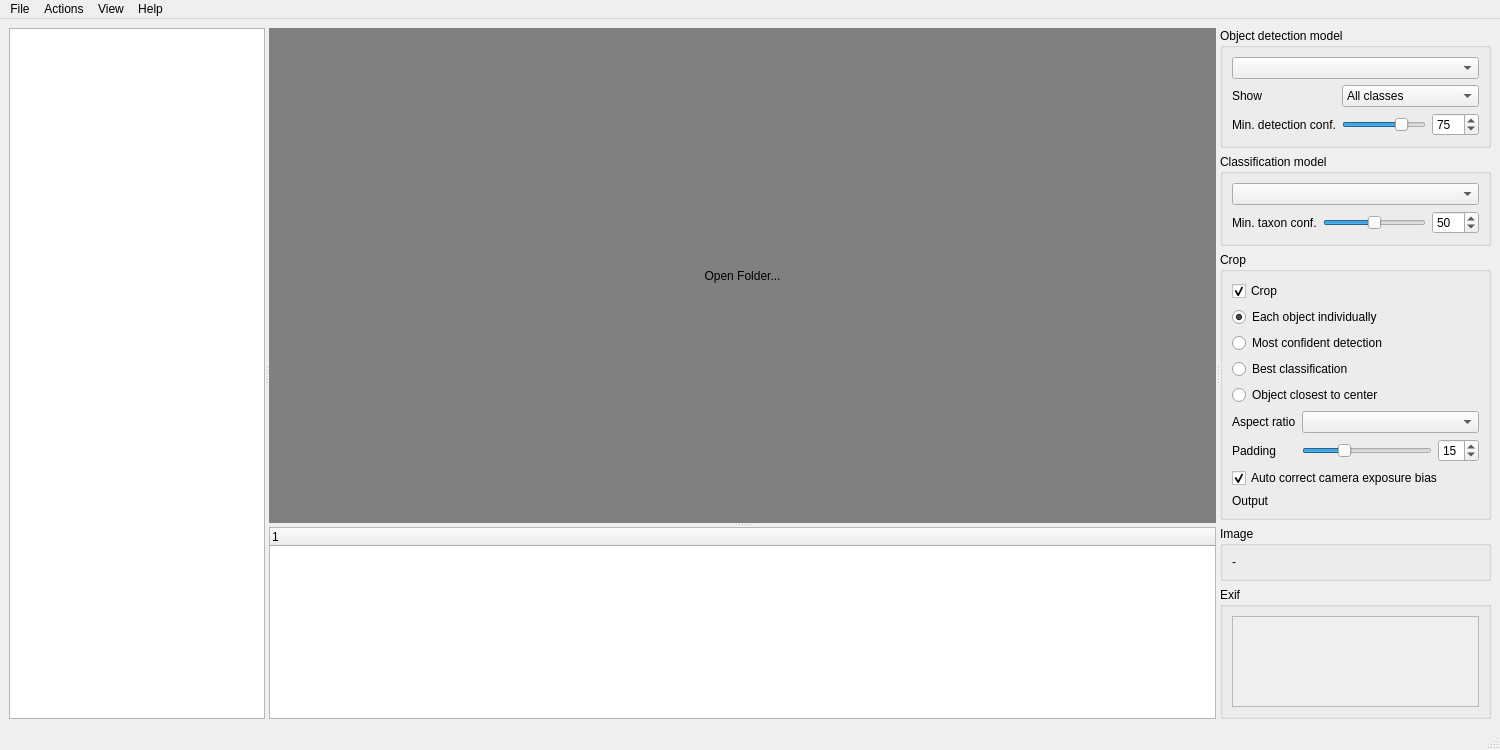
Qt form src/detectorist/detectorist_app_gui.ui (kenwer/detectorist) before a commit.
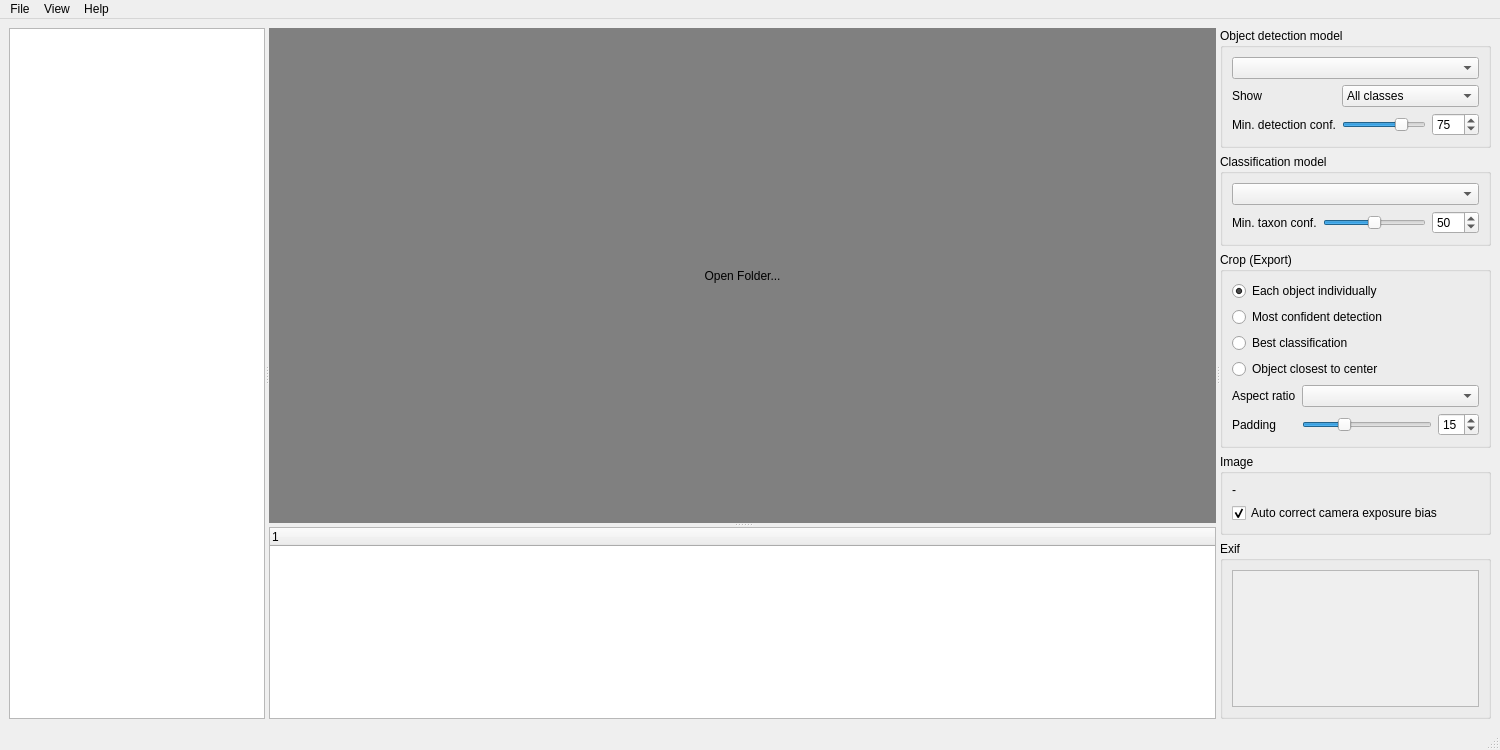
The same form after that commit. Custom widgets are drawn as their Qt base class.

Commit message: Replace the crop actions with an Export dialog

What changed in the file:
```diff
--- a/src/detectorist/detectorist_app_gui.ui
+++ b/src/detectorist/detectorist_app_gui.ui
@@ -258,23 +258,10 @@
         <item>
          <widget class="QGroupBox" name="crop_info_group_box">
           <property name="title">
-           <string>Crop</string>
+           <string>Crop (Export)</string>
           </property>
           <layout class="QGridLayout" name="grdlyt_crop">
            <item row="0" column="0" colspan="2">
-            <widget class="QCheckBox" name="cb_crop">
-             <property name="toolTip">
-              <string>Uncheck to export whole images, named like the crops</string>
-             </property>
-             <property name="text">
-              <string>Crop</string>
-             </property>
-             <property name="checked">
-              <bool>true</bool>
-             </property>
-            </widget>
-           </item>
-           <item row="1" column="0" colspan="2">
             <widget class="QRadioButton" name="rb_crop_all_detected_objects">
              <property name="toolTip">
               <string>Crops all detected objects into individual images</string>
@@ -290,7 +277,7 @@
              </attribute>
             </widget>
            </item>
-           <item row="2" column="0" colspan="2">
+           <item row="1" column="0" colspan="2">
             <widget class="QRadioButton" name="rb_crop_most_confident_detection">
              <property name="toolTip">
               <string>Crops only the detection the object detector is most confident about into a new image</string>
@@ -306,7 +293,7 @@
              </attribute>
             </widget>
            </item>
-           <item row="3" column="0" colspan="2">
+           <item row="2" column="0" colspan="2">
             <widget class="QRadioButton" name="rb_crop_best_classification">
              <property name="toolTip">
               <string>Crops only the best classified object into a new image: the deepest identified rank wins, then the highest score</string>
@@ -322,7 +309,7 @@
              </attribute>
             </widget>
            </item>
-           <item row="4" column="0" colspan="2">
+           <item row="3" column="0" colspan="2">
             <widget class="QRadioButton" name="rb_crop_centered_obj">
              <property name="toolTip">
               <string>Crops to the most centrally located of all detected objects only into a new image</string>
@@ -338,7 +325,7 @@
              </attribute>
             </widget>
            </item>
-           <item row="5" column="0">
+           <item row="4" column="0">
             <widget class="QLabel" name="crop_ratio_label">
              <property name="toolTip">
               <string>Aspect ratio for the crop</string>
@@ -348,14 +335,14 @@
              </property>
             </widget>
            </item>
-           <item row="5" column="1" colspan="2">
+           <item row="4" column="1" colspan="2">
             <widget class="QComboBox" name="crop_ratio_combo_box">
              <property name="toolTip">
               <string>Aspect ratio for the crop</string>
              </property>
             </widget>
            </item>
-           <item row="6" column="0">
+           <item row="5" column="0">
             <widget class="QLabel" name="padding_label">
              <property name="toolTip">
               <string>Adjusts the padding around detected objects as a percentage of the detection bounding box's width/height</string>
@@ -365,7 +352,7 @@
              </property>
             </widget>
            </item>
-           <item row="6" column="1">
+           <item row="5" column="1">
             <widget class="QSlider" name="padding_slider">
              <property name="enabled">
               <bool>true</bool>
@@ -396,7 +383,7 @@
              </property>
             </widget>
            </item>
-           <item row="6" column="2">
+           <item row="5" column="2">
             <widget class="QSpinBox" name="padding_spin_box">
              <property name="maximum">
               <number>50</number>
@@ -406,42 +393,6 @@
              </property>
             </widget>
            </item>
-           <item row="7" column="0" colspan="3">
-            <widget class="QCheckBox" name="cb_comp_cam_exposure">
-             <property name="toolTip">
-              <string>Adjust the EV to correct for any exposure bias based on EXIF data</string>
-             </property>
-             <property name="text">
-              <string>Auto correct camera exposure bias</string>
-             </property>
-             <property name="checked">
-              <bool>true</bool>
-             </property>
-            </widget>
-           </item>
-           <item row="8" column="0" alignment="Qt::AlignmentFlag::AlignTop">
-            <widget class="QLabel" name="export_summary_title_label">
-             <property name="toolTip">
-              <string>Where Export writes the images</string>
-             </property>
-             <property name="text">
-              <string>Output</string>
-             </property>
-            </widget>
-           </item>
-           <item row="8" column="1" colspan="2">
-            <widget class="QLabel" name="export_summary_label">
-             <property name="toolTip">
-              <string>Where Export writes the images</string>
-             </property>
-             <property name="textFormat">
-              <enum>Qt::TextFormat::RichText</enum>
-             </property>
-             <property name="wordWrap">
-              <bool>true</bool>
-             </property>
-            </widget>
-           </item>
           </layout>
          </widget>
         </item>
@@ -458,6 +409,19 @@
              </property>
             </widget>
            </item>
+           <item>
+            <widget class="QCheckBox" name="cb_comp_cam_exposure">
+             <property name="toolTip">
+              <string>Adjust the EV to correct for any exposure bias based on EXIF data, when showing and exporting images</string>
+             </property>
+             <property name="text">
+              <string>Auto correct camera exposure bias</string>
+             </property>
+             <property name="checked">
+              <bool>true</bool>
+             </property>
+            </widget>
+           </item>
           </layout>
          </widget>
         </item>
@@ -534,15 +498,6 @@
     <addaction name="separator"/>
     <addaction name="clear_image_list_action"/>
    </widget>
-   <widget class="QMenu" name="menu_actions">
-    <property name="title">
-     <string>Actions</string>
-    </property>
-    <addaction name="crop_and_export_all_images_action"/>
-    <addaction name="crop_and_export_selected_images_action"/>
-    <addaction name="separator"/>
-    <addaction name="open_output_folder_action"/>
-   </widget>
    <widget class="QMenu" name="menu_view">
     <property name="title">
      <string>View</string>
@@ -561,7 +516,6 @@
     <addaction name="about_action"/>
    </widget>
    <addaction name="menu_file"/>
-   <addaction name="menu_actions"/>
    <addaction name="menu_view"/>
    <addaction name="menu_help"/>
   </widget>
```
Left out of the diff: 44 changed lines with no effect on the pictures. The commit also changes 23 other files.
